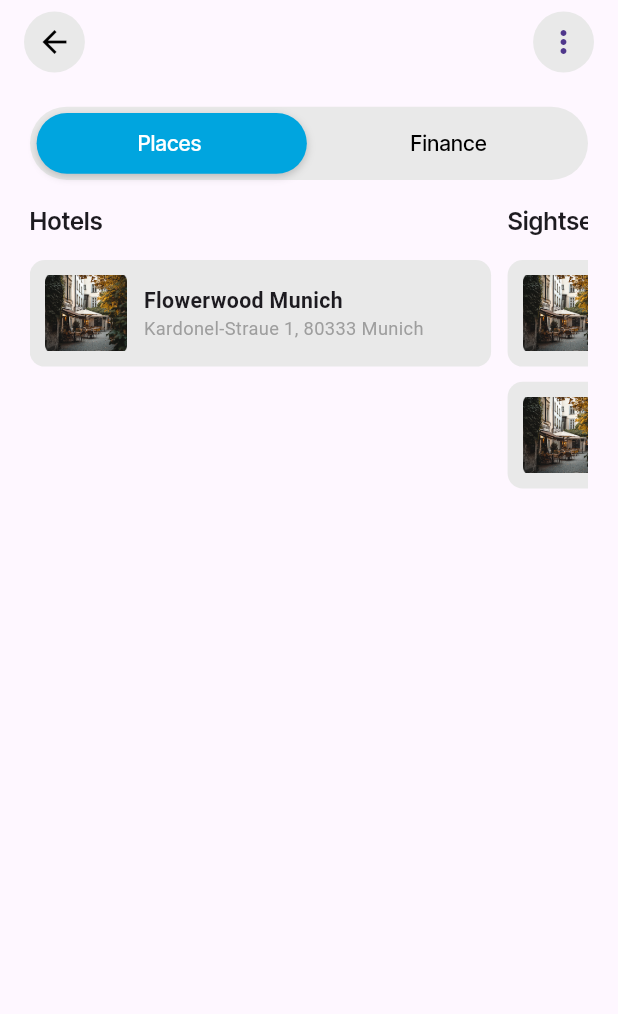
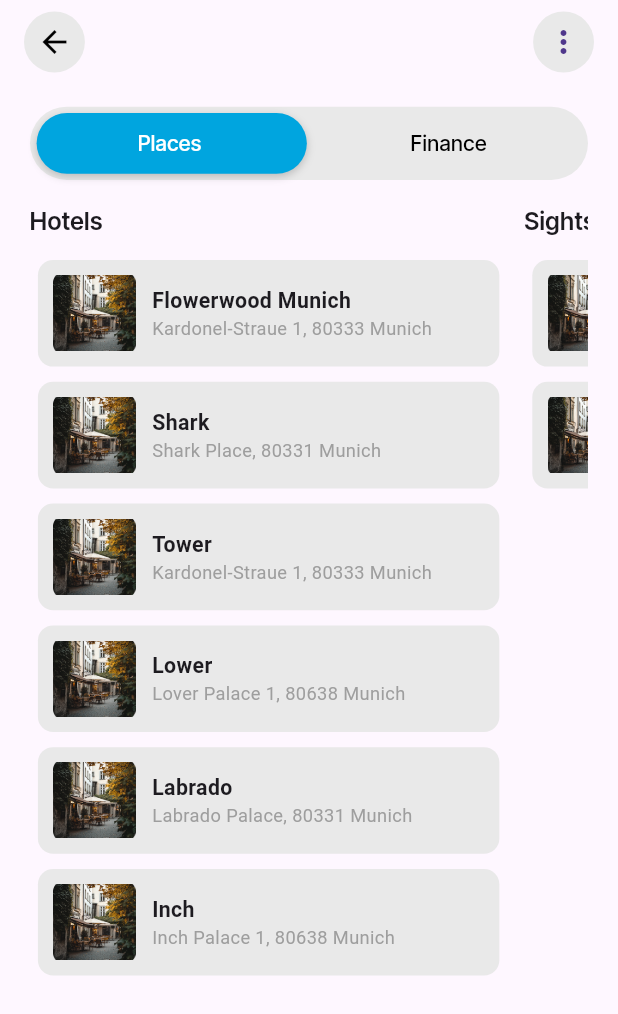
Before and after one commit to Nurtilekb/Fhica_test, a Flutter app: the DescDesc screen opened directly with empty values, on a phone screen of 412 x 824 dp. Shown: the top 1014 px of the screen. Run offline on Flutter 3.47's test engine with Material 3 defaults, Android fonts, the phone set to English and light mode, and no system bars; our stand-ins replace flutter_screenutil, hive, hive_flutter; accounts and stored records are empty.

Commit message:
change ui

```diff
--- a/lib/places_in_list.dart
+++ b/lib/places_in_list.dart
@@ -23,6 +23,17 @@ class _ListPlacesState extends State<ListPlaces> {
                 nazvanke: 'Flowerwood Munich',
                 descrip: 'Kardonel-Straue 1, 80333 Munich',
               ),
+              Mesto(nazvanke: 'Shark', descrip: 'Shark Place, 80331 Munich'),
+              Mesto(
+                nazvanke: 'Tower',
+                descrip: 'Kardonel-Straue 1, 80333 Munich',
+              ),
+              Mesto(nazvanke: 'Lower', descrip: 'Lover Palace 1, 80638 Munich'),
+              Mesto(
+                nazvanke: 'Labrado',
+                descrip: 'Labrado Palace, 80331 Munich',
+              ),
+              Mesto(nazvanke: 'Inch', descrip: 'Inch Palace 1, 80638 Munich'),
             ]),
             _buildCategory('Sightseeing', [
               Mesto(
@@ -48,6 +59,17 @@ class _ListPlacesState extends State<ListPlaces> {
               Mesto(nazvanke: 'Inch', descrip: 'Inch Palace 1, 80638 Munich'),
             ]),
             _buildCategory('Museums', [
+              Mesto(nazvanke: 'Shark', descrip: 'Shark Place, 80331 Munich'),
+              Mesto(
+                nazvanke: 'Tower',
+                descrip: 'Kardonel-Straue 1, 80333 Munich',
+              ),
+              Mesto(nazvanke: 'Lower', descrip: 'Lover Palace 1, 80638 Munich'),
+              Mesto(
+                nazvanke: 'Labrado',
+                descrip: 'Labrado Palace, 80331 Munich',
+              ),
+              Mesto(nazvanke: 'Inch', descrip: 'Inch Palace 1, 80638 Munich'),
               Mesto(
                 nazvanke: 'German Museum',
                 descrip: 'German Museum, 80331 Munich',
@@ -97,7 +119,10 @@ class Mesto extends StatelessWidget {
         color: Color(0xffE9E9E9),
         borderRadius: BorderRadius.circular(10.r),
       ),
-      margin: EdgeInsets.symmetric(vertical: 5.h), // Меньший отступ
+      margin: EdgeInsets.symmetric(
+        vertical: 5.h,
+        horizontal: 5.w,
+      ), // Меньший отступ
       padding: EdgeInsets.all(10.r),
       width: 280.w, // Фиксированная ширина для элементов
       child: Row(
```
Also changed, not shown: lib/desc_desc.dart (+1 -10 lines), lib/describe_card.dart (+1 -9 lines), lib/finance.dart (added, +112 -0 lines).
